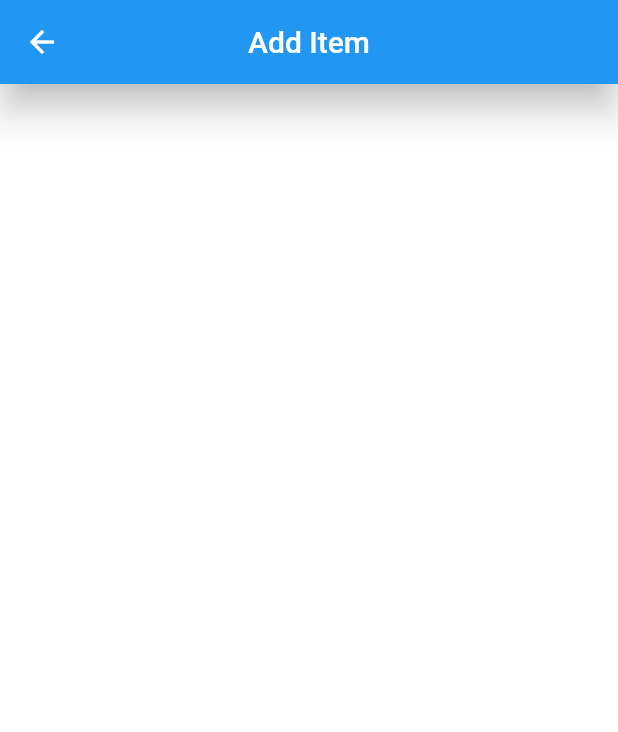
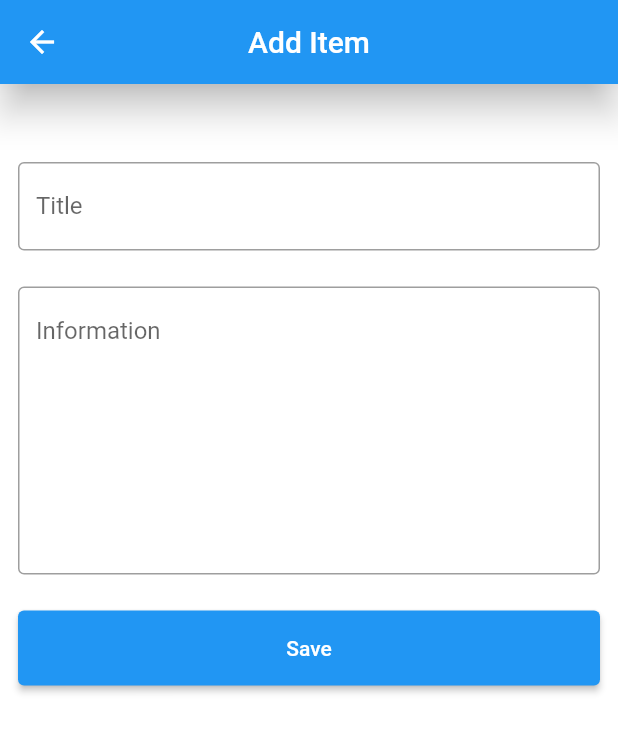
Before and after one commit to akathecoder/Flutter-ToDo-App, a Flutter app: the MyHomePage screen opened by its route, after a tap on the "add" icon, on a phone screen of 412 x 824 dp. Shown: the top 732 px of the screen. Run offline on Flutter 3.47's test engine with Material 2 defaults, Android fonts, the phone set to English and light mode, and no system bars; our stand-ins replace cloud_firestore, firebase_auth, firebase_core; accounts and stored records are empty.

Commit message:
Firestore Add Item Complete

```diff
--- a/lib/Screens/add_item_page.dart
+++ b/lib/Screens/add_item_page.dart
@@ -1,5 +1,7 @@
 import 'package:flutter/material.dart';
 import 'package:flutter/services.dart';
+import 'package:flutter_todo_app/Screens/my_homepage.dart';
+import 'package:flutter_todo_app/utilities/firebase_firestore.dart';
 
 class AddItemPage extends StatefulWidget {
   static String id = "addItemPage";
@@ -13,8 +15,13 @@ class AddItemPage extends StatefulWidget {
 }
 
 class _AddItemPageState extends State<AddItemPage> {
+  final _formKey = GlobalKey<FormState>();
+
   @override
   Widget build(BuildContext context) {
+    String title = "";
+    String information = "";
+
     return Scaffold(
       appBar: AppBar(
         title: Text(widget.title),
@@ -26,6 +33,89 @@ class _AddItemPageState extends State<AddItemPage> {
           statusBarBrightness: Brightness.light, // For iOS (dark icons)
         ),
       ),
+      body: Column(
+        mainAxisAlignment: MainAxisAlignment.start,
+        children: [
+          Padding(
+            padding: const EdgeInsets.only(top: 40),
+            child: Form(
+              key: _formKey,
+              child: Column(
+                children: [
+                  Padding(
+                    padding: const EdgeInsets.all(12.0),
+                    child: TextFormField(
+                      onSaved: (value) {
+                        title = value!;
+                      },
+                      decoration: const InputDecoration(
+                        labelText: 'Title',
+                        hintText: 'Enter Title',
+                        border: OutlineInputBorder(),
+                      ),
+                      keyboardType: TextInputType.text,
+                      validator: (value) {
+                        if (value == null || value.isEmpty) {
+                          return 'Please enter an email id';
+                        }
+                        return null;
+                      },
+                    ),
+                  ),
+                  Padding(
+                    padding: const EdgeInsets.all(12.0),
+                    child: TextFormField(
+                      onSaved: (value) {
+                        information = value!;
+                      },
+                      decoration: const InputDecoration(
+                        labelText: 'Information',
+                        hintText: 'Enter Information',
+                        border: OutlineInputBorder(),
+                        alignLabelWithHint: true,
+                      ),
+                      keyboardType: TextInputType.multiline,
+                      minLines: 8,
+                      maxLines: 20,
+                    ),
+                  ),
+                  Padding(
+                    padding: const EdgeInsets.all(12.0),
+                    child: ElevatedButton(
+                      style: ElevatedButton.styleFrom(
+                        minimumSize: const Size.fromHeight(50),
+                      ),
+                      onPressed: () {
+                        if (_formKey.currentState!.validate()) {
+                          _formKey.currentState?.save();
+
+                          ScaffoldMessenger.of(context).showSnackBar(
+                            const SnackBar(
+                              content: Text('Adding Item . . .'),
+                              backgroundColor: Colors.grey,
+                            ),
+                          );
+
+                          addItem(title: title, information: information).then(
+                            (_) {
+                              Navigator.pushNamedAndRemoveUntil(
+                                context,
+                                MyHomePage.id,
+                                (_) => false,
+                              );
+                            },
+                          );
+                        }
+                      },
+                      child: const Text('Save'),
+                    ),
+                  ),
+                ],
+              ),
+            ),
+          ),
+        ],
+      ),
     );
   }
 }
--- a/lib/Screens/my_homepage.dart
+++ b/lib/Screens/my_homepage.dart
@@ -41,10 +41,6 @@ class _MyHomePageState extends State<MyHomePage> {
       setState(() {
         loginedUser = user;
       });
-
-      // if (user == null) {
-      //   Navigator.pushNamedAndRemoveUntil(context, LoginPage.id, (_) => false);
-      // }
     });
 
     return Scaffold(
@@ -72,6 +68,17 @@ class _MyHomePageState extends State<MyHomePage> {
           )
         ],
       ),
+      body: Container(
+        child: ListView.builder(
+          itemCount: 10,
+          itemBuilder: (context, index) {
+            return const ListTile(
+              title: Text("Title"),
+              subtitle: Text("This is the subtitle"),
+            );
+          },
+        ),
+      ),
       floatingActionButton: FloatingActionButton(
         onPressed: () {
           Navigator.pushNamed(context, AddItemPage.id);
--- a/pubspec.yaml
+++ b/pubspec.yaml
@@ -36,6 +36,8 @@ dependencies:
   cupertino_icons: ^1.0.2
   firebase_core: ^1.23.0
   firebase_auth: ^3.10.0
+  firebase_database: ^9.1.5
+  cloud_firestore: ^3.4.9
 
 dev_dependencies:
   flutter_test:
```
Also changed, not shown: lib/Components/list_item.dart (added, +42 -0 lines), lib/utilities/firebase_firestore.dart (added, +25 -0 lines), pubspec.lock, 1 other file.
